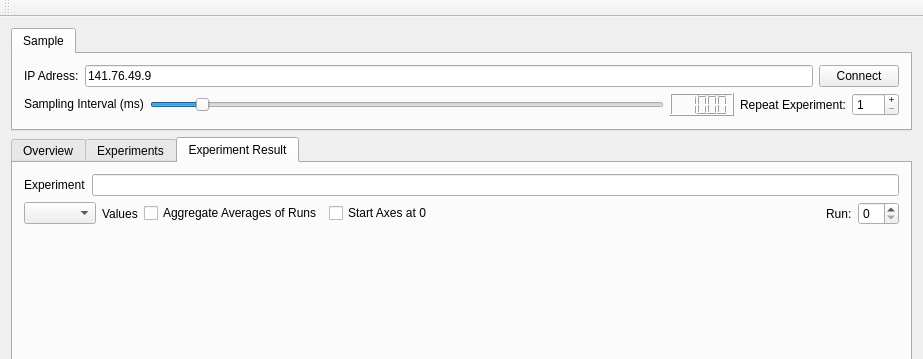
Old version of the form odroidreader.ui in the repository TUD-OS/OdroidReader; both pictures show x 0 to 923 and y 0 to 359 of the 923 by 909 pixel window.
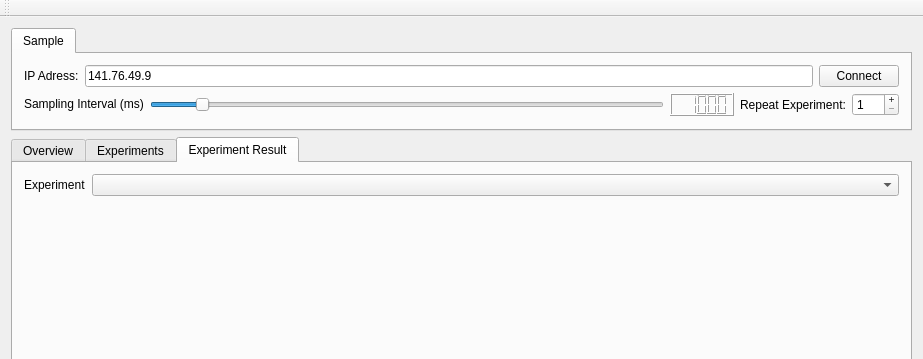
New version of the form. The open tabs and pages were chosen to show the change. Custom widgets are drawn as their Qt base class.

Commit message: Modularisation of DataExplorer, moved to Qt Types

Patch:
```diff
--- a/odroidreader.ui
+++ b/odroidreader.ui
@@ -480,74 +480,19 @@
              </widget>
             </item>
             <item>
-             <widget class="QLineEdit" name="currentExp">
-              <property name="readOnly">
-               <bool>true</bool>
+             <widget class="QComboBox" name="expSelect">
+              <property name="sizePolicy">
+               <sizepolicy hsizetype="MinimumExpanding" vsizetype="Fixed">
+                <horstretch>0</horstretch>
+                <verstretch>0</verstretch>
+               </sizepolicy>
               </property>
              </widget>
             </item>
            </layout>
           </item>
           <item>
-           <layout class="QHBoxLayout" name="horizontalLayout_14">
-            <item>
-             <widget class="QComboBox" name="dispUnit"/>
-            </item>
-            <item>
-             <widget class="QLabel" name="label_16">
-              <property name="text">
-               <string>Values</string>
-              </property>
-             </widget>
-            </item>
-            <item>
-             <widget class="QCheckBox" name="aggregate">
-              <property name="text">
-               <string>Aggregate Averages of Runs</string>
-              </property>
-             </widget>
-            </item>
-            <item>
-             <widget class="QCheckBox" name="axisFromZero">
-              <property name="text">
-               <string>Start Axes at 0</string>
-              </property>
-             </widget>
-            </item>
-            <item>
-             <spacer name="horizontalSpacer_3">
-              <property name="orientation">
-               <enum>Qt::Horizontal</enum>
-              </property>
-              <property name="sizeHint" stdset="0">
-               <size>
-                <width>40</width>
-                <height>20</height>
-               </size>
-              </property>
-             </spacer>
-            </item>
-            <item>
-             <widget class="QLabel" name="label_4">
-              <property name="text">
-               <string>Run:</string>
-              </property>
-             </widget>
-            </item>
-            <item>
-             <widget class="QSpinBox" name="runNo"/>
-            </item>
-           </layout>
-          </item>
-          <item>
-           <layout class="QHBoxLayout" name="horizontalLayout_15">
-            <item>
-             <widget class="QCustomPlot" name="selectPower" native="true"/>
-            </item>
-            <item>
-             <widget class="QCustomPlot" name="runPlot" native="true"/>
-            </item>
-           </layout>
+           <widget class="DataExplorer" name="dataExplorer" native="true"/>
           </item>
          </layout>
         </item>
@@ -585,6 +530,12 @@
    <header>qcustomplot.h</header>
    <container>1</container>
   </customwidget>
+  <customwidget>
+   <class>DataExplorer</class>
+   <extends>QWidget</extends>
+   <header>dataexplorer.h</header>
+   <container>1</container>
+  </customwidget>
  </customwidgets>
  <resources/>
  <connections>
```
Left out of the diff: 2 changed lines with no effect on the pictures. The commit also changes 9 other files.
